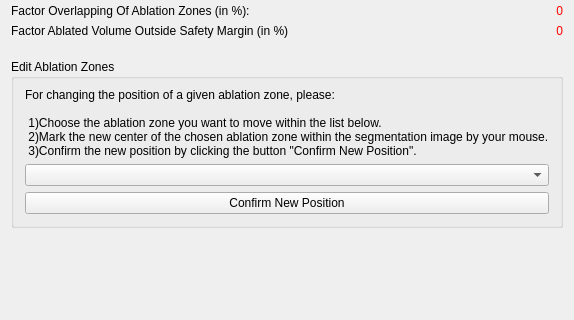
Old version of the form Plugins/org.mitk.gui.qt.ablationplanning/src/internal/QmitkAblationPlanningViewControls.ui in the repository alaansheikhani/MITK; both pictures show x 0 to 574 and y 401 to 721 of the 574 by 721 pixel window.
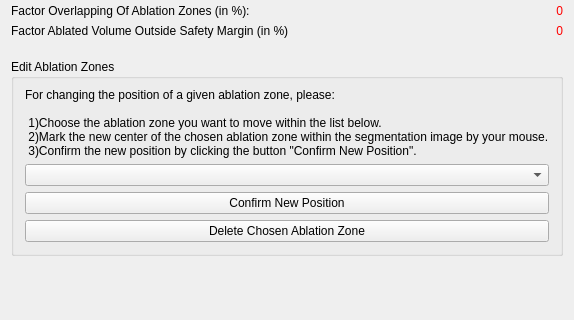
New version of the form. Icons and pictures are not drawn. Custom widgets are drawn as their Qt base class.

Commit message: Editing manually ablation zones: Remove ablation zone

Patch:
```diff
--- a/Plugins/org.mitk.gui.qt.ablationplanning/src/internal/QmitkAblationPlanningViewControls.ui
+++ b/Plugins/org.mitk.gui.qt.ablationplanning/src/internal/QmitkAblationPlanningViewControls.ui
@@ -6,7 +6,7 @@
    <rect>
     <x>0</x>
     <y>0</y>
-    <width>440</width>
+    <width>513</width>
     <height>721</height>
    </rect>
   </property>
@@ -387,6 +387,13 @@
         </property>
        </widget>
       </item>
+      <item>
+       <widget class="QPushButton" name="deleteChosenAblationZonePushButton">
+        <property name="text">
+         <string>Delete Chosen Ablation Zone</string>
+        </property>
+       </widget>
+      </item>
      </layout>
     </widget>
    </item>
```
The commit also changes 2 other files.
